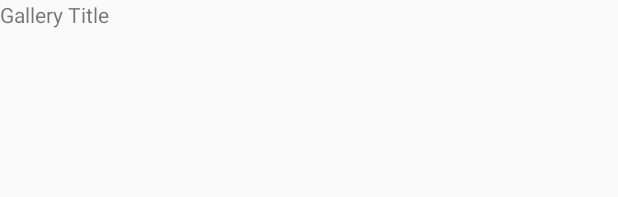
After one commit to rowanwhall/ImgurDemo, an Android app: the layout list_item_feed.xml on its own in the app's theme, with its tools: preview values and no code run, on a phone screen of 412 x 824 dp. The commit adds this screen. Shown: the top 197 px of the screen. Run offline under Robolectric (Android 15) with nearby library versions, the phone set to English and light mode, and no system bars.

Commit message:
wip ui layer

```diff
--- a/app/src/main/AndroidManifest.xml
+++ b/app/src/main/AndroidManifest.xml
@@ -1,6 +1,8 @@
 <?xml version="1.0" encoding="utf-8"?>
 <manifest xmlns:android="http://schemas.android.com/apk/res/android"
           package="personal.rowan.imgur">
+
+    <uses-permission android:name="android.permission.INTERNET" />
 
     <application
             android:allowBackup="true"
--- a/app/src/main/java/personal/rowan/imgur/data/db/model/GalleryTable.kt
+++ b/app/src/main/java/personal/rowan/imgur/data/db/model/GalleryTable.kt
@@ -71,7 +71,7 @@ data class Gallery(
             )
 }
 
-class PopulatedGallery(
+data class PopulatedGallery(
     @Embedded
     var gallery: Gallery? = null,
     @Relation(parentColumn = "id", entityColumn = "gallery")
--- /dev/null
+++ b/app/src/main/res/layout/list_item_feed.xml
@@ -0,0 +1,29 @@
+<?xml version="1.0" encoding="utf-8"?>
+<layout
+        xmlns:android="http://schemas.android.com/apk/res/android"
+        xmlns:app="http://schemas.android.com/apk/res-auto"
+        xmlns:tools="http://schemas.android.com/tools">
+
+    <data>
+        <variable
+                name="gallery"
+                type="personal.rowan.imgur.data.db.model.PopulatedGallery"/>
+    </data>
+
+    <androidx.constraintlayout.widget.ConstraintLayout
+            android:layout_width="match_parent"
+            android:layout_height="wrap_content">
+
+        <TextView
+                android:id="@+id/feed_item_title"
+                android:layout_width="0dp"
+                android:layout_height="wrap_content"
+                app:layout_constraintEnd_toEndOf="parent"
+                app:layout_constraintStart_toStartOf="parent"
+                app:layout_constraintTop_toTopOf="parent"
+                android:text="@{gallery.gallery.title}"
+                tools:text="Gallery Title"/>
+
+    </androidx.constraintlayout.widget.ConstraintLayout>
+
+</layout>
--- a/gradle.properties
+++ b/gradle.properties
@@ -15,4 +15,4 @@ org.gradle.jvmargs=-Xmx1536m
 kotlin.code.style=official
 android.useAndroidX=true
 android.enableJetifier=true
-IMGUR_AUTHORIZATION=Client-ID c58ced6d6050c3e
+IMGUR_AUTHORIZATION="Client-ID c58ced6d6050c3e"
```
Also changed, not shown: app/src/main/java/personal/rowan/imgur/MainActivity.kt (+18 -11 lines), app/src/main/java/personal/rowan/imgur/feed/FeedAdapter.kt (added, +41 -0 lines), app/src/main/res/layout/activity_main.xml (+11 -28 lines), app/src/main/res/layout/content_main.xml (deleted, +0 -21 lines).
